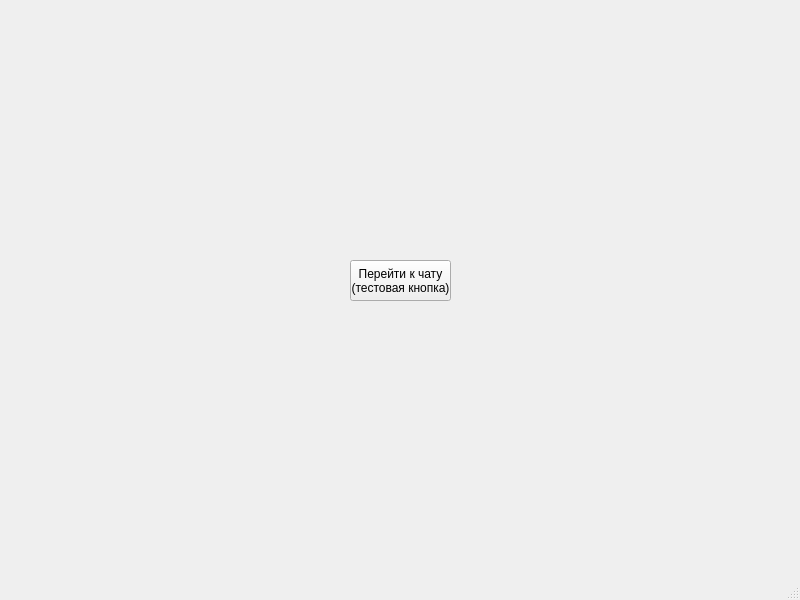
First picture: the form in src/client/core/mainwindow.ui, repository hseAmateurs/Chat, before the edit.
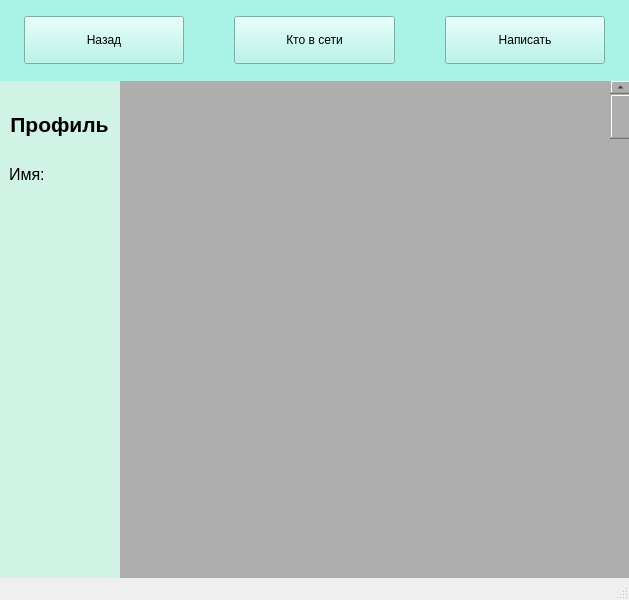
Second picture: the form after the edit.

Commit message: added main window

Diff of the .ui file:
```diff
--- a/src/client/core/mainwindow.ui
+++ b/src/client/core/mainwindow.ui
@@ -6,7 +6,7 @@
    <rect>
     <x>0</x>
     <y>0</y>
-    <width>800</width>
+    <width>629</width>
     <height>600</height>
    </rect>
   </property>
@@ -14,30 +14,153 @@
    <string>MainWindow</string>
   </property>
   <widget class="QWidget" name="centralwidget">
-   <widget class="QPushButton" name="pushButton">
+   <widget class="QStackedWidget" name="stackedWidget">
     <property name="geometry">
      <rect>
-      <x>350</x>
-      <y>260</y>
-      <width>101</width>
-      <height>41</height>
+      <x>120</x>
+      <y>80</y>
+      <width>511</width>
+      <height>561</height>
      </rect>
     </property>
-    <property name="text">
-     <string>Перейти к чату 
-(тестовая кнопка)</string>
+    <property name="styleSheet">
+     <string notr="true">background-color: #aeaeae</string>
     </property>
+    <property name="currentIndex">
+     <number>0</number>
+    </property>
+    <widget class="QWidget" name="page">
+     <widget class="QScrollBar" name="verticalScrollBar">
+      <property name="geometry">
+       <rect>
+        <x>490</x>
+        <y>0</y>
+        <width>21</width>
+        <height>521</height>
+       </rect>
+      </property>
+      <property name="orientation">
+       <enum>Qt::Vertical</enum>
+      </property>
+     </widget>
+    </widget>
+    <widget class="QWidget" name="page_2"/>
    </widget>
-  </widget>
-  <widget class="QMenuBar" name="menubar">
-   <property name="geometry">
-    <rect>
-     <x>0</x>
-     <y>0</y>
-     <width>800</width>
-     <height>21</height>
-    </rect>
-   </property>
+   <widget class="QWidget" name="widget" native="true">
+    <property name="geometry">
+     <rect>
+      <x>-1</x>
+      <y>79</y>
+      <width>121</width>
+      <height>521</height>
+     </rect>
+    </property>
+    <property name="styleSheet">
+     <string notr="true">background-color: #d0f3e6;</string>
+    </property>
+    <widget class="QLabel" name="label">
+     <property name="geometry">
+      <rect>
+       <x>0</x>
+       <y>20</y>
+       <width>121</width>
+       <height>51</height>
+      </rect>
+     </property>
+     <property name="text">
+      <string>&lt;html&gt;&lt;head/&gt;&lt;body&gt;&lt;p align=&quot;center&quot;&gt;&lt;span style=&quot; font-size:16pt; font-weight:600;&quot;&gt;Профиль&lt;/span&gt;&lt;/p&gt;&lt;/body&gt;&lt;/html&gt;</string>
+     </property>
+    </widget>
+    <widget class="QLabel" name="label_2">
+     <property name="geometry">
+      <rect>
+       <x>10</x>
+       <y>80</y>
+       <width>81</width>
+       <height>31</height>
+      </rect>
+     </property>
+     <property name="text">
+      <string>&lt;html&gt;&lt;head/&gt;&lt;body&gt;&lt;p&gt;&lt;span style=&quot; font-size:12pt;&quot;&gt;Имя:&lt;/span&gt;&lt;/p&gt;&lt;/body&gt;&lt;/html&gt;</string>
+     </property>
+    </widget>
+   </widget>
+   <widget class="QWidget" name="widget_2" native="true">
+    <property name="geometry">
+     <rect>
+      <x>-1</x>
+      <y>0</y>
+      <width>631</width>
+      <height>81</height>
+     </rect>
+    </property>
+    <property name="styleSheet">
+     <string notr="true">background-color: #a9f3e6</string>
+    </property>
+    <widget class="QWidget" name="horizontalLayoutWidget">
+     <property name="geometry">
+      <rect>
+       <x>0</x>
+       <y>0</y>
+       <width>631</width>
+       <height>81</height>
+      </rect>
+     </property>
+     <layout class="QHBoxLayout" name="horizontalLayout">
+      <property name="spacing">
+       <number>50</number>
+      </property>
+      <property name="leftMargin">
+       <number>25</number>
+      </property>
+      <property name="rightMargin">
+       <number>25</number>
+      </property>
+      <property name="bottomMargin">
+       <number>0</number>
+      </property>
+      <item>
+       <widget class="QPushButton" name="pushButton_2">
+        <property name="enabled">
+         <bool>true</bool>
+        </property>
+        <property name="autoFillBackground">
+         <bool>false</bool>
+        </property>
+        <property name="styleSheet">
+         <string notr="true">height: 40%;
+background-color: #A9F3E6;</string>
+        </property>
+        <property name="text">
+         <string>Назад</string>
+        </property>
+       </widget>
+      </item>
+      <item>
+       <widget class="QPushButton" name="pushButton_3">
+        <property name="styleSheet">
+         <string notr="true">background-color: #A9F3E6;
+height: 40%</string>
+        </property>
+        <property name="text">
+         <string>Кто в сети</string>
+        </property>
+       </widget>
+      </item>
+      <item>
+       <widget class="QPushButton" name="pushButton">
+        <property name="styleSheet">
+         <string notr="true">background-color: #A9F3E6;
+height: 40%</string>
+        </property>
+        <property name="text">
+         <string>Написать</string>
+        </property>
+       </widget>
+      </item>
+     </layout>
+    </widget>
+   </widget>
   </widget>
   <widget class="QStatusBar" name="statusbar"/>
  </widget>
```
The commit also changes 3 other files.
